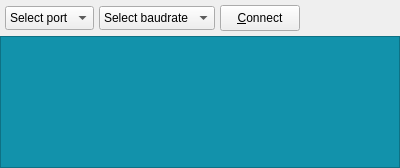
Qt form src/ui/consoletab.ui (solaristhesun/superterm) before a commit.
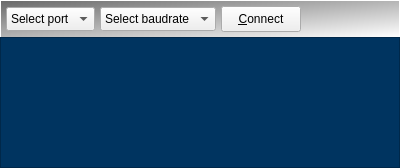
The same form after that commit. Custom widgets are drawn as their Qt base class.

Commit message: experimenting with the layout

```diff
--- a/src/ui/consoletab.ui
+++ b/src/ui/consoletab.ui
@@ -40,6 +40,14 @@
 }
 QPushButton {
 height: 18px;
+}
+
+QFrame#btnBar
+{
+border-left: 1px solid white;
+border-right: 1px solid white;
+border-top: 1px solid white;
+background: qlineargradient(x1:0,y1:0,x2:1,y2:1, stop:0 rgb(104,104,104), stop: 1 white);
 }</string>
      </property>
      <property name="frameShape">
@@ -124,7 +132,7 @@
     <widget class="ConsoleView" name="consoleView">
      <property name="styleSheet">
       <string notr="true">QTextEdit {
-background-color: rgb(18, 146, 171);
+background-color: #003460;
 }
 </string>
      </property>
```
The commit also changes 6 other files.
